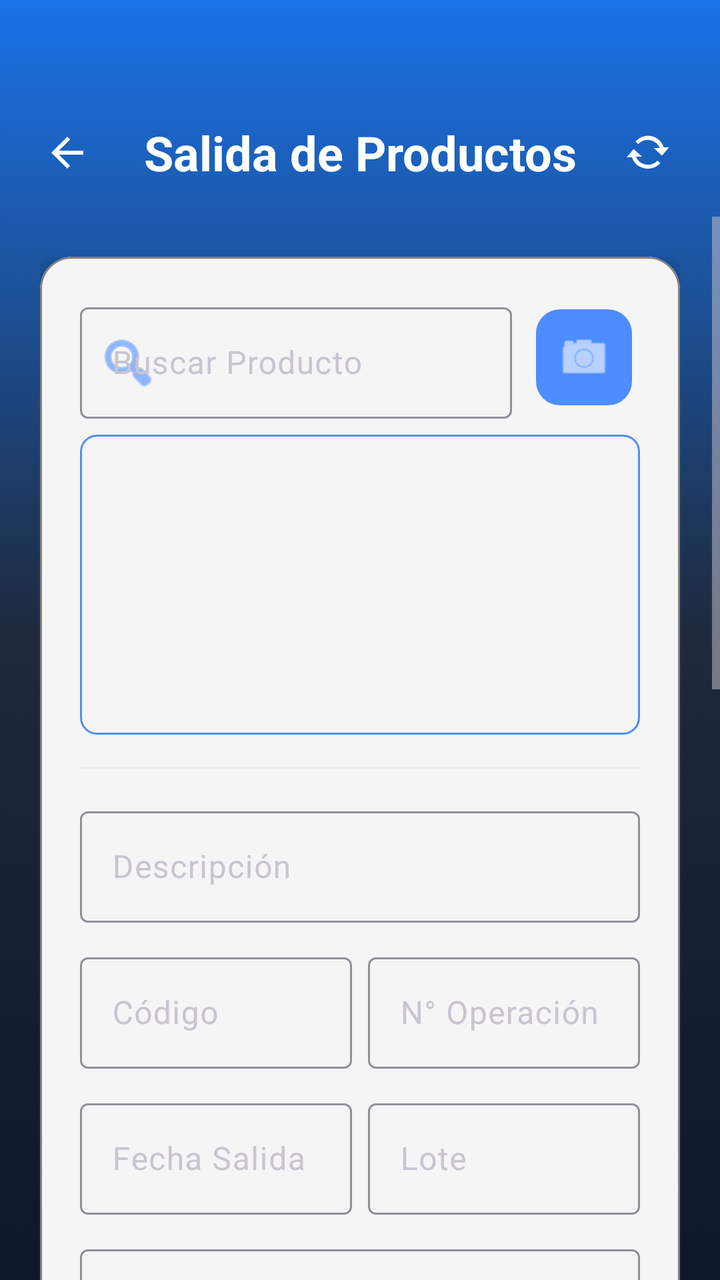
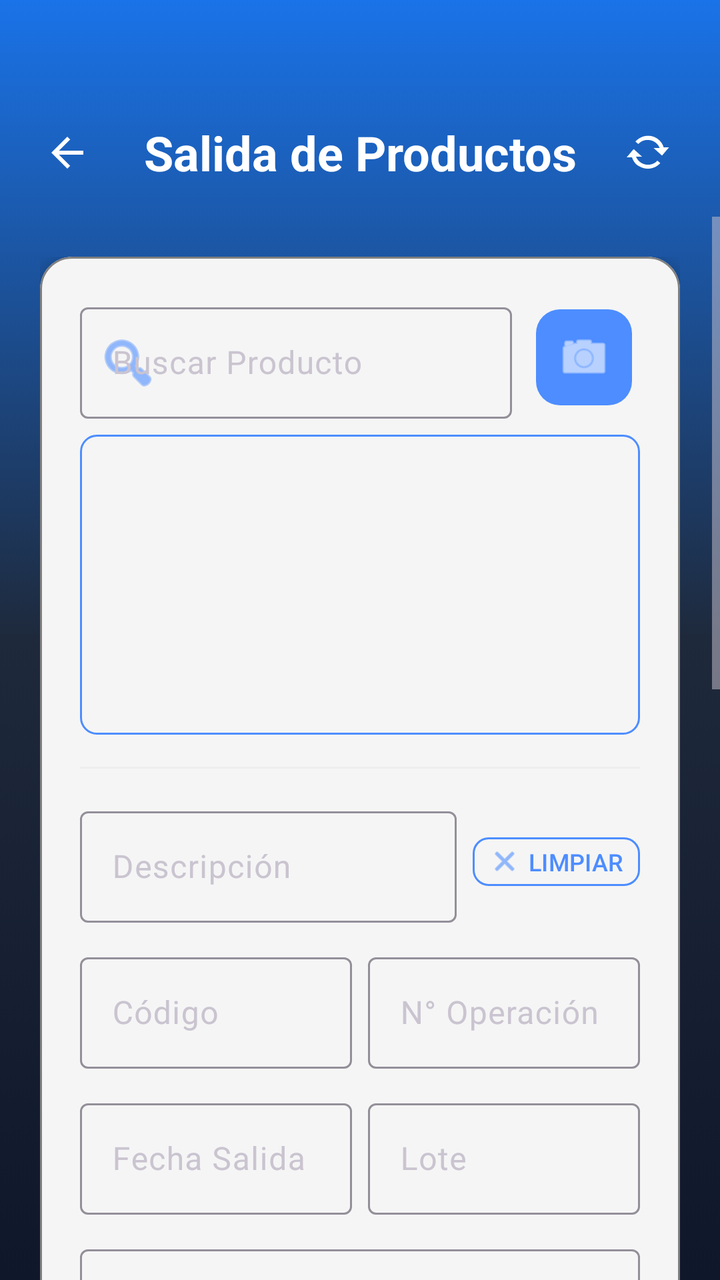

Compare the two renders of this Android layout. The source of the first and the diff that turns it into the second are given below.
<!-- AndroidManifest.xml: application theme Theme.InventarioApp -->
<!-- res/layout/activity_salida_productos.xml -->
<?xml version="1.0" encoding="utf-8"?>
<androidx.constraintlayout.widget.ConstraintLayout xmlns:android="http://schemas.android.com/apk/res/android"
    xmlns:app="http://schemas.android.com/apk/res-auto"
    xmlns:tools="http://schemas.android.com/tools"
    android:layout_width="match_parent"
    android:layout_height="match_parent"
    android:background="@drawable/fondo_degradado">

    
    <TextView
        android:id="@+id/tvTituloSalida"
        android:layout_width="wrap_content"
        android:layout_height="wrap_content"
        android:layout_marginTop="60dp"
        android:gravity="center"
        android:text="@string/title_salida"
        android:textColor="@color/white"
        android:textSize="24sp"
        android:textStyle="bold"
        app:layout_constraintEnd_toEndOf="parent"
        app:layout_constraintStart_toStartOf="parent"
        app:layout_constraintTop_toTopOf="parent" />

    <ImageButton
        android:id="@+id/btnBack"
        android:layout_width="51dp"
        android:layout_height="56dp"
        android:layout_marginStart="8dp"
        android:background="?attr/selectableItemBackgroundBorderless"
        android:contentDescription="@string/btn_volver"
        android:elevation="8dp"
        android:padding="12dp"
        android:src="@drawable/ic_back"
        app:layout_constraintBottom_toBottomOf="@id/tvTituloSalida"
        app:layout_constraintStart_toStartOf="parent"
        app:layout_constraintTop_toTopOf="@id/tvTituloSalida"
        app:tint="@color/white" />

    <ImageButton
        android:id="@+id/btnActualizar"
        android:layout_width="40dp"
        android:layout_height="40dp"
        android:layout_marginEnd="16dp"
        android:background="?attr/selectableItemBackgroundBorderless"
        android:contentDescription="@string/btn_actualizar"
        android:padding="8dp"
        android:src="@android:drawable/stat_notify_sync"
        app:layout_constraintBottom_toBottomOf="@id/tvTituloSalida"
        app:layout_constraintEnd_toEndOf="parent"
        app:layout_constraintTop_toTopOf="@id/tvTituloSalida"
        app:tint="@color/white" />

    
    <ScrollView
        android:layout_width="match_parent"
        android:layout_height="0dp"
        android:layout_marginTop="16dp"
        android:fillViewport="true"
        app:layout_constraintBottom_toBottomOf="parent"
        app:layout_constraintTop_toBottomOf="@id/tvTituloSalida">

        <LinearLayout
            android:layout_width="match_parent"
            android:layout_height="wrap_content"
            android:orientation="vertical"
            android:padding="20dp">

            <com.google.android.material.card.MaterialCardView
                android:layout_width="match_parent"
                android:layout_height="wrap_content"
                app:cardCornerRadius="16dp"
                app:cardElevation="4dp"
                app:cardBackgroundColor="@color/smoke_white"
                app:strokeWidth="1dp"
                app:strokeColor="@color/gray">

                <LinearLayout
                    android:layout_width="match_parent"
                    android:layout_height="wrap_content"
                    android:orientation="vertical"
                    android:padding="20dp">

                    
                    <LinearLayout
                        android:layout_width="match_parent"
                        android:layout_height="wrap_content"
                        android:gravity="center_vertical"
                        android:orientation="horizontal">

                        <com.google.android.material.textfield.TextInputLayout
                            android:id="@+id/tilBusqueda"
                            style="@style/Widget.Material3.TextInputLayout.OutlinedBox"
                            android:layout_width="0dp"
                            android:layout_height="wrap_content"
                            android:layout_weight="1"
                            android:layout_marginEnd="8dp"
                            android:hint="@string/hint_buscar_producto"
                            app:startIconDrawable="@android:drawable/ic_menu_search"
                            app:startIconTint="@color/primary"
                            app:endIconMode="clear_text"
                            app:endIconTint="@color/gray"
                            app:hintTextColor="@color/black">

                            <com.google.android.material.textfield.TextInputEditText
                                android:id="@+id/etBusquedaProductos"
                                android:layout_width="match_parent"
                                android:layout_height="wrap_content"
                                android:textColor="@color/black"
                                android:inputType="text" />
                        </com.google.android.material.textfield.TextInputLayout>

                        <com.google.android.material.button.MaterialButton
                            android:id="@+id/btnEscanear"
                            style="@style/Widget.Material3.Button.IconButton.Filled"
                            android:layout_width="56dp"
                            android:layout_height="56dp"
                            android:contentDescription="@string/btn_escanear"
                            app:backgroundTint="@color/primary"
                            app:cornerRadius="12dp"
                            app:icon="@android:drawable/ic_menu_camera"
                            app:iconGravity="textStart"
                            app:iconPadding="0dp"
                            app:iconSize="28dp"
                            app:iconTint="@color/white" />
                    </LinearLayout>

                    <androidx.recyclerview.widget.RecyclerView
                        android:id="@+id/rvProductosBusqueda"
                        android:layout_width="match_parent"
                        android:layout_height="150dp"
                        android:layout_marginTop="8dp"
                        android:background="@drawable/bg_list_with_border" />

                    <View android:layout_width="match_parent" android:layout_height="1dp" android:layout_marginVertical="16dp" android:background="#EEEEEE" />

                    
                    <com.google.android.material.textfield.TextInputLayout
                        android:id="@+id/tilDescripcion"
                        style="@style/Widget.Material3.TextInputLayout.OutlinedBox"
                        android:layout_width="match_parent"
                        android:layout_height="wrap_content"
                        android:hint="@string/hint_descripcion"
                        app:hintTextColor="@color/black">

                        <com.google.android.material.textfield.TextInputEditText
                            android:id="@+id/etDescripcion"
                            android:layout_width="match_parent"
                            android:layout_height="wrap_content"
                            android:enabled="false"
                            android:textColor="@color/black"
                            android:inputType="text" />
                    </com.google.android.material.textfield.TextInputLayout>

                    <LinearLayout
                        android:layout_width="match_parent"
                        android:layout_height="wrap_content"
                        android:layout_marginTop="12dp"
                        android:orientation="horizontal">

                        <com.google.android.material.textfield.TextInputLayout
                            android:id="@+id/tilCodigo"
                            style="@style/Widget.Material3.TextInputLayout.OutlinedBox"
                            android:layout_width="0dp"
                            android:layout_height="wrap_content"
                            android:layout_weight="1"
                            android:layout_marginEnd="8dp"
                            android:hint="@string/label_codigo"
                            app:hintTextColor="@color/black">

                            <com.google.android.material.textfield.TextInputEditText
                                android:id="@+id/etCodigo"
                                android:layout_width="match_parent"
                                android:layout_height="wrap_content"
                                android:enabled="false"
                                android:textColor="@color/black"
                                android:inputType="text" />
                        </com.google.android.material.textfield.TextInputLayout>

                        <com.google.android.material.textfield.TextInputLayout
                            android:id="@+id/tilOperacion"
                            style="@style/Widget.Material3.TextInputLayout.OutlinedBox"
                            android:layout_width="0dp"
                            android:layout_height="wrap_content"
                            android:layout_weight="1"
                            android:hint="@string/label_operacion"
                            app:hintTextColor="@color/black">

                            <com.google.android.material.textfield.TextInputEditText
                                android:id="@+id/etOperacion"
                                android:layout_width="match_parent"
                                android:layout_height="wrap_content"
                                android:enabled="false"
                                android:textColor="@color/black"
                                android:inputType="number" />
                        </com.google.android.material.textfield.TextInputLayout>
                    </LinearLayout>

                    <LinearLayout
                        android:layout_width="match_parent"
                        android:layout_height="wrap_content"
                        android:layout_marginTop="12dp"
                        android:orientation="horizontal">

                        <com.google.android.material.textfield.TextInputLayout
                            android:id="@+id/tilFechaSalida"
                            style="@style/Widget.Material3.TextInputLayout.OutlinedBox"
                            android:layout_width="0dp"
                            android:layout_height="wrap_content"
                            android:layout_weight="1"
                            android:layout_marginEnd="8dp"
                            android:hint="@string/label_fecha_salida"
                            app:hintTextColor="@color/black">

                            <com.google.android.material.textfield.TextInputEditText
                                android:id="@+id/etFechaSalida"
                                android:layout_width="match_parent"
                                android:layout_height="wrap_content"
                                android:enabled="false"
                                android:textColor="@color/black"
                                android:inputType="date" />
                        </com.google.android.material.textfield.TextInputLayout>

                        <com.google.android.material.textfield.TextInputLayout
                            android:id="@+id/tilLote"
                            style="@style/Widget.Material3.TextInputLayout.OutlinedBox"
                            android:layout_width="0dp"
                            android:layout_height="wrap_content"
                            android:layout_weight="1"
                            android:hint="@string/label_lote"
                            app:hintTextColor="@color/black">

                            <com.google.android.material.textfield.TextInputEditText
                                android:id="@+id/etLote"
                                android:layout_width="match_parent"
                                android:layout_height="wrap_content"
                                android:enabled="false"
                                android:textColor="@color/black"
                                android:inputType="text" />
                        </com.google.android.material.textfield.TextInputLayout>
                    </LinearLayout>

                    <com.google.android.material.textfield.TextInputLayout
                        android:id="@+id/tilUsuario"
                        style="@style/Widget.Material3.TextInputLayout.OutlinedBox"
                        android:layout_width="match_parent"
                        android:layout_height="wrap_content"
                        android:layout_marginTop="12dp"
                        android:hint="@string/label_usuario"
                        app:hintTextColor="@color/black">

                        <com.google.android.material.textfield.TextInputEditText
                            android:id="@+id/etUsuario"
                            android:layout_width="match_parent"
                            android:layout_height="wrap_content"
                            android:textColor="@color/black"
                            android:inputType="text" />
                    </com.google.android.material.textfield.TextInputLayout>

                    <com.google.android.material.textfield.TextInputLayout
                        android:id="@+id/tilCantidad"
                        style="@style/Widget.Material3.TextInputLayout.OutlinedBox"
                        android:layout_width="match_parent"
                        android:layout_height="wrap_content"
                        android:layout_marginTop="12dp"
                        android:hint="@string/label_cantidad_retirar"
                        app:hintTextColor="@color/black">

                        <com.google.android.material.textfield.TextInputEditText
                            android:id="@+id/etCantidad"
                            android:layout_width="match_parent"
                            android:layout_height="wrap_content"
                            android:textColor="@color/black"
                            android:inputType="number" />
                    </com.google.android.material.textfield.TextInputLayout>

                    
                    <LinearLayout
                        android:layout_width="match_parent"
                        android:layout_height="wrap_content"
                        android:layout_marginTop="24dp"
                        android:gravity="center"
                        android:orientation="horizontal">

                        <com.google.android.material.button.MaterialButton
                            android:id="@+id/btnAgregar"
                            android:layout_width="wrap_content"
                            android:layout_height="wrap_content"
                            android:minWidth="200dp"
                            android:padding="12dp"
                            android:text="@string/btn_agregar"
                            app:cornerRadius="12dp" />

                    </LinearLayout>

                    <View android:layout_width="match_parent" android:layout_height="1dp" android:layout_marginVertical="16dp" android:background="#EEEEEE" />

                    <LinearLayout
                        android:layout_width="match_parent"
                        android:layout_height="wrap_content"
                        android:gravity="center_vertical"
                        android:orientation="horizontal">

                        <TextView
                            android:layout_width="0dp"
                            android:layout_height="wrap_content"
                            android:layout_weight="1"
                            android:text="@string/label_productos_seleccionados"
                            android:textColor="@color/primary"
                            android:textStyle="bold" />

                        <com.google.android.material.button.MaterialButton
                            android:id="@+id/btnModificar"
                            style="@style/Widget.Material3.Button.OutlinedButton"
                            android:layout_width="wrap_content"
                            android:layout_height="wrap_content"
                            android:layout_marginEnd="8dp"
                            android:minWidth="0dp"
                            android:minHeight="0dp"
                            android:paddingHorizontal="8dp"
                            android:paddingVertical="4dp"
                            android:text="@string/btn_modificar"
                            android:textColor="@color/primary"
                            android:textSize="12sp"
                            app:cornerRadius="8dp"
                            app:icon="@android:drawable/ic_menu_edit"
                            app:iconSize="16dp"
                            app:iconTint="@color/primary"
                            app:strokeColor="@color/primary"
                            app:strokeWidth="1dp" />

                        <com.google.android.material.button.MaterialButton
                            android:id="@+id/btnEliminar"
                            style="@style/Widget.Material3.Button.OutlinedButton"
                            android:layout_width="wrap_content"
                            android:layout_height="wrap_content"
                            android:minWidth="0dp"
                            android:minHeight="0dp"
                            android:paddingHorizontal="8dp"
                            android:paddingVertical="4dp"
                            android:text="@string/btn_eliminar"
                            android:textColor="@color/error_red"
                            android:textSize="12sp"
                            app:cornerRadius="8dp"
                            app:icon="@android:drawable/ic_menu_delete"
                            app:iconSize="16dp"
                            app:iconTint="@color/error_red"
                            app:strokeColor="@color/error_red"
                            app:strokeWidth="1dp" />
                    </LinearLayout>

                    <androidx.recyclerview.widget.RecyclerView
                        android:id="@+id/rvProductos"
                        android:layout_width="match_parent"
                        android:layout_height="200dp"
                        android:layout_marginTop="8dp"
                        android:background="@drawable/bg_list_with_border" />

                    
                    <com.google.android.material.button.MaterialButton
                        android:id="@+id/btnSalir"
                        android:layout_width="match_parent"
                        android:layout_height="wrap_content"
                        android:layout_marginTop="24dp"
                        android:padding="16dp"
                        android:text="@string/btn_finalizar"
                        app:cornerRadius="12dp" />

                </LinearLayout>
            </com.google.android.material.card.MaterialCardView>

            <View
                android:layout_width="match_parent"
                android:layout_height="60dp" />

        </LinearLayout>
    </ScrollView>

</androidx.constraintlayout.widget.ConstraintLayout>
<!-- resources referenced by this layout -->
<resources>
  <color name="black">#FF000000</color>
  <color name="error_red">#FF6B6B</color>
  <color name="gray">#FF808080</color>
  <color name="primary">#4D8DFF</color>
  <color name="smoke_white">#F5F5F5</color>
  <color name="white">#FFFFFFFF</color>
  <!-- drawable bg_list_with_border (drawable) -->
  <?xml version="1.0" encoding="utf-8"?>
  <shape xmlns:android="http://schemas.android.com/apk/res/android">
      <solid android:color="@color/smoke_white" />
      <stroke
          android:width="1dp"
          android:color="@color/primary" />
      <corners android:radius="8dp" />
  </shape>
  <!-- drawable fondo_degradado (drawable) -->
  <?xml version="1.0" encoding="utf-8"?>
  <selector xmlns:android="http://schemas.android.com/apk/res/android">
      <item>
          <shape android:shape="rectangle">
              <gradient
                  android:angle="270"
                  android:startColor="@color/grad_start"
                  android:centerColor="@color/surface"
                  android:endColor="#0F172A" />
          </shape>
      </item>
  </selector>
  <!-- drawable ic_back (drawable) -->
  <vector xmlns:android="http://schemas.android.com/apk/res/android"
      android:width="24dp"
      android:height="24dp"
      android:viewportWidth="24"
      android:viewportHeight="24">
    <path
        android:fillColor="#FFFFFF"
        android:pathData="M20,11H7.83l5.59,-5.59L12,4l-8,8 8,8 1.41,-1.41L7.83,13H20v-2z"/>
  </vector>
  <string name="btn_actualizar">ACTUALIZAR</string>
  <string name="btn_agregar">AGREGAR</string>
  <string name="btn_eliminar">ELIMINAR</string>
  <string name="btn_escanear">Escanear QR</string>
  <string name="btn_finalizar">FINALIZAR</string>
  <string name="btn_modificar">MODIFICAR</string>
  <string name="btn_volver">Volver</string>
  <string name="hint_buscar_producto">Buscar Producto</string>
  <string name="hint_descripcion">Descripción</string>
  <string name="label_cantidad_retirar">Cantidad a Retirar</string>
  <string name="label_codigo">Código</string>
  <string name="label_fecha_salida">Fecha Salida</string>
  <string name="label_lote">Lote</string>
  <string name="label_operacion">N° Operación</string>
  <string name="label_productos_seleccionados">Productos Seleccionados</string>
  <string name="label_usuario">Usuario</string>
  <string name="title_salida">Salida de Productos</string>
  <style name="Theme.InventarioApp" parent="Theme.Material3.Dark.NoActionBar">
          
          <item name="colorPrimary">@color/primary</item>
          <item name="colorOnPrimary">@color/white</item>
          <item name="colorPrimaryContainer">@color/primary_variant</item>
          <item name="colorOnPrimaryContainer">@color/white</item>
          <item name="colorSecondary">@color/secondary</item>
          <item name="android:statusBarColor">#0F172A</item>
          <item name="android:windowBackground">@drawable/fondo_degradado</item>
  
          
          <item name="textInputStyle">@style/Widget.Material3.TextInputLayout.OutlinedBox</item>
      </style>
  <color name="grad_start">#1A73E8</color>
  <color name="surface">#1E293B</color>
  <color name="primary_variant">#1A73E8</color>
  <color name="secondary">#34A853</color>
</resources>

<!-- the commit's change to res/layout/activity_salida_productos.xml (unified diff, before → after) -->
@@ -134,22 +134,50 @@
                     <View android:layout_width="match_parent" android:layout_height="1dp" android:layout_marginVertical="16dp" android:background="#EEEEEE" />
 
                     
-                    <com.google.android.material.textfield.TextInputLayout
-                        android:id="@+id/tilDescripcion"
-                        style="@style/Widget.Material3.TextInputLayout.OutlinedBox"
-                        android:layout_width="match_parent"
-                        android:layout_height="wrap_content"
-                        android:hint="@string/hint_descripcion"
-                        app:hintTextColor="@color/black">
-
-                        <com.google.android.material.textfield.TextInputEditText
-                            android:id="@+id/etDescripcion"
-                            android:layout_width="match_parent"
-                            android:layout_height="wrap_content"
-                            android:enabled="false"
-                            android:textColor="@color/black"
-                            android:inputType="text" />
-                    </com.google.android.material.textfield.TextInputLayout>
+                    <LinearLayout
+                        android:layout_width="match_parent"
+                        android:layout_height="wrap_content"
+                        android:gravity="center_vertical"
+                        android:orientation="horizontal">
+
+                        <com.google.android.material.textfield.TextInputLayout
+                            android:id="@+id/tilDescripcion"
+                            style="@style/Widget.Material3.TextInputLayout.OutlinedBox"
+                            android:layout_width="0dp"
+                            android:layout_height="wrap_content"
+                            android:layout_weight="1"
+                            android:layout_marginEnd="8dp"
+                            android:hint="@string/hint_descripcion"
+                            app:hintTextColor="@color/black">
+
+                            <com.google.android.material.textfield.TextInputEditText
+                                android:id="@+id/etDescripcion"
+                                android:layout_width="match_parent"
+                                android:layout_height="wrap_content"
+                                android:enabled="false"
+                                android:textColor="@color/black"
+                                android:inputType="text" />
+                        </com.google.android.material.textfield.TextInputLayout>
+
+                        <com.google.android.material.button.MaterialButton
+                            android:id="@+id/btnLimpiar"
+                            style="@style/Widget.Material3.Button.OutlinedButton"
+                            android:layout_width="wrap_content"
+                            android:layout_height="wrap_content"
+                            android:minWidth="0dp"
+                            android:minHeight="0dp"
+                            android:paddingHorizontal="8dp"
+                            android:paddingVertical="4dp"
+                            android:text="@string/btn_limpiar"
+                            android:textColor="@color/primary"
+                            android:textSize="12sp"
+                            app:cornerRadius="8dp"
+                            app:icon="@android:drawable/ic_menu_close_clear_cancel"
+                            app:iconSize="16dp"
+                            app:iconTint="@color/primary"
+                            app:strokeColor="@color/primary"
+                            app:strokeWidth="1dp" />
+                    </LinearLayout>
 
                     <LinearLayout
                         android:layout_width="match_parent"
<!-- resource entries referenced after the edit -->
@@ -43,6 +43,7 @@
   <string name="btn_eliminar">ELIMINAR</string>
   <string name="btn_escanear">Escanear QR</string>
   <string name="btn_finalizar">FINALIZAR</string>
+  <string name="btn_limpiar">LIMPIAR</string>
   <string name="btn_modificar">MODIFICAR</string>
   <string name="btn_volver">Volver</string>
   <string name="hint_buscar_producto">Buscar Producto</string>
